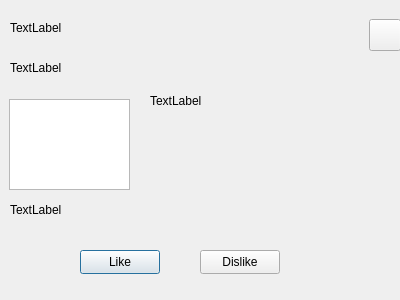
This is third.ui in YupiSoftwarePunk/Flirt-Finder as Qt 5 draws it before an edit. The edited form follows.
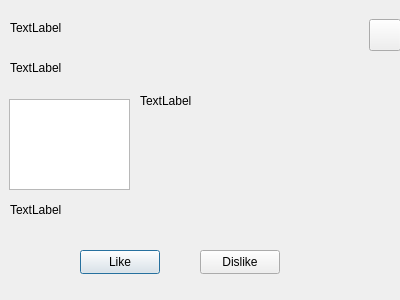
This is the edited form. Icons and pictures are not drawn.

Diff of the .ui file:
```diff
--- a/third.ui
+++ b/third.ui
@@ -19,9 +19,9 @@
   <widget class="QLabel" name="profilePhoto">
    <property name="geometry">
     <rect>
-     <x>150</x>
+     <x>140</x>
      <y>10</y>
-     <width>231</width>
+     <width>221</width>
      <height>181</height>
     </rect>
    </property>
```
Left out of the diff: 11 changed lines with no effect on the pictures.
